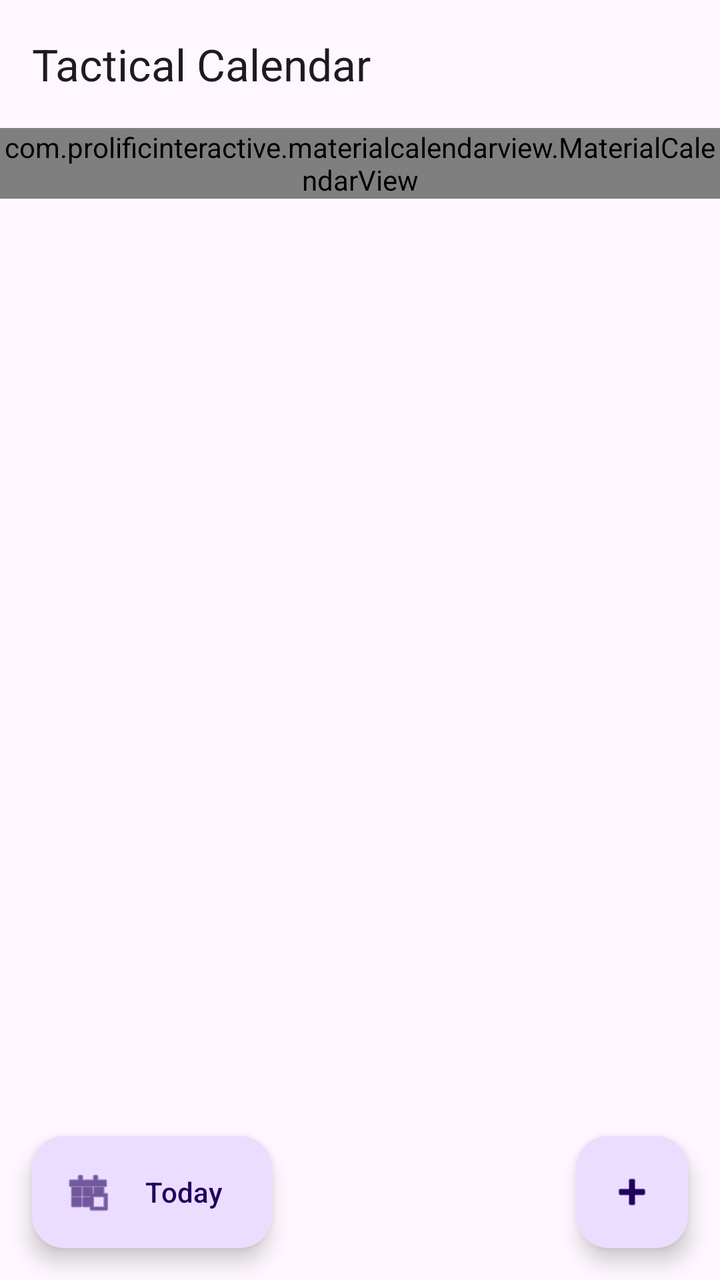
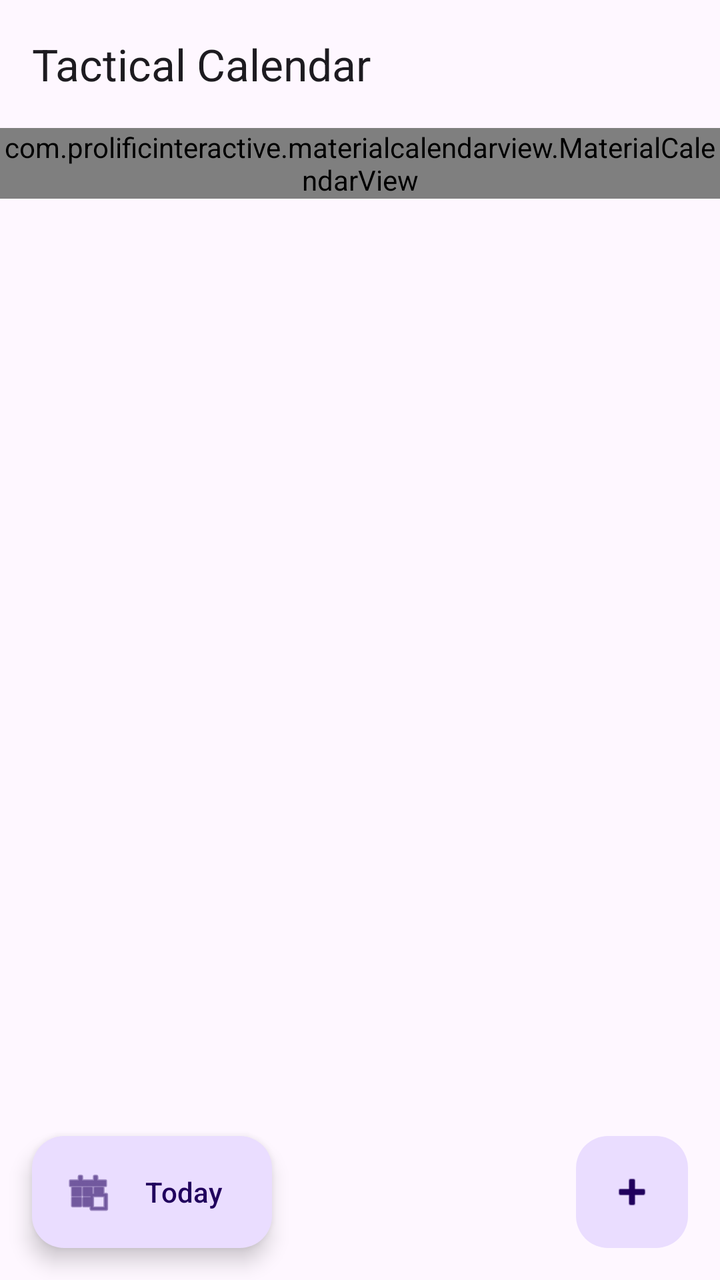

Screens rendered from an Android XML layout before and after an edit, with the pre-edit source and the edit as a unified diff.
<!-- AndroidManifest.xml: application theme Theme.TacticalCalendar -->
<!-- res/layout/activity_main.xml -->
<?xml version="1.0" encoding="utf-8"?>
<androidx.drawerlayout.widget.DrawerLayout xmlns:android="http://schemas.android.com/apk/res/android"
    xmlns:app="http://schemas.android.com/apk/res-auto"
    xmlns:tools="http://schemas.android.com/tools"
    android:id="@+id/drawerLayout"
    android:layout_width="match_parent"
    android:layout_height="match_parent"
    android:fitsSystemWindows="true"
    tools:context=".MainActivity">

    <androidx.coordinatorlayout.widget.CoordinatorLayout
        android:id="@+id/main"
        android:layout_width="match_parent"
        android:layout_height="match_parent">

        <com.google.android.material.appbar.AppBarLayout
            android:layout_width="match_parent"
            android:layout_height="wrap_content">

            <com.google.android.material.appbar.MaterialToolbar
                android:id="@+id/toolbar"
                android:layout_width="match_parent"
                android:layout_height="?attr/actionBarSize"
                app:title="Tactical Calendar" />

        </com.google.android.material.appbar.AppBarLayout>

        <androidx.constraintlayout.widget.ConstraintLayout
            android:layout_width="match_parent"
            android:layout_height="match_parent"
            app:layout_behavior="@string/appbar_scrolling_view_behavior">

            <com.prolificinteractive.materialcalendarview.MaterialCalendarView
                android:id="@+id/calendarView"
                android:layout_width="match_parent"
                android:layout_height="wrap_content"
                app:mcv_showOtherDates="all"
                app:layout_constraintTop_toTopOf="parent" />

            <androidx.recyclerview.widget.RecyclerView
                android:id="@+id/recyclerViewEntries"
                android:layout_width="match_parent"
                android:layout_height="0dp"
                app:layout_constraintBottom_toBottomOf="parent"
                app:layout_constraintTop_toBottomOf="@id/calendarView" />

        </androidx.constraintlayout.widget.ConstraintLayout>

        <com.google.android.material.floatingactionbutton.FloatingActionButton
            android:id="@+id/fabAddEntry"
            android:layout_width="wrap_content"
            android:layout_height="wrap_content"
            android:layout_gravity="bottom|end"
            android:layout_margin="16dp"
            app:shapeAppearanceOverlay="@style/ShapeAppearance.RoundedSquare"
            app:srcCompat="@android:drawable/ic_input_add" />

        <com.google.android.material.floatingactionbutton.ExtendedFloatingActionButton
            android:id="@+id/fabToday"
            android:layout_width="wrap_content"
            android:layout_height="wrap_content"
            android:layout_gravity="bottom|start"
            android:layout_margin="16dp"
            android:text="Today"
            app:shapeAppearanceOverlay="@style/ShapeAppearance.RoundedSquare"
            app:icon="@android:drawable/ic_menu_today" />

    </androidx.coordinatorlayout.widget.CoordinatorLayout>

    
    <com.google.android.material.navigation.NavigationView
        android:id="@+id/navView"
        android:layout_width="280dp"
        android:layout_height="match_parent"
        android:layout_gravity="end"
        android:padding="16dp">

        <LinearLayout
            android:layout_width="match_parent"
            android:layout_height="match_parent"
            android:orientation="vertical">

            <TextView
                android:layout_width="wrap_content"
                android:layout_height="wrap_content"
                android:text="Filtruj tagi"
                android:textSize="18sp"
                android:textStyle="bold"
                android:layout_marginBottom="16dp"/>

            <com.google.android.material.chip.Chip
                android:id="@+id/chipShowAll"
                style="@style/Widget.MaterialComponents.Chip.Filter"
                android:layout_width="wrap_content"
                android:layout_height="wrap_content"
                android:text="Show All"
                android:checked="true"/>

            <ScrollView
                android:layout_width="match_parent"
                android:layout_height="match_parent">
                <com.google.android.material.chip.ChipGroup
                    android:id="@+id/tagChipGroup"
                    android:layout_width="match_parent"
                    android:layout_height="wrap_content"
                    app:chipSpacingVertical="8dp">
                    
                </com.google.android.material.chip.ChipGroup>
            </ScrollView>
        </LinearLayout>
    </com.google.android.material.navigation.NavigationView>

</androidx.drawerlayout.widget.DrawerLayout>
<!-- resources referenced by this layout -->
<resources>
  <style name="ShapeAppearance.RoundedSquare" parent="">
          <item name="cornerFamily">rounded</item>
          <item name="cornerSize">16dp</item>
      </style>
  <style name="Theme.TacticalCalendar" parent="Base.Theme.TacticalCalendar" />
  <style name="Base.Theme.TacticalCalendar" parent="Theme.Material3.DayNight.NoActionBar">
          
          
      </style>
</resources>

<!-- the commit's change to res/layout/activity_main.xml (unified diff, before → after) -->
@@ -52,6 +52,9 @@
             android:layout_height="wrap_content"
             android:layout_gravity="bottom|end"
             android:layout_margin="16dp"
+            app:elevation="0dp"
+            app:pressedTranslationZ="0dp"
+            app:borderWidth="0dp"
             app:shapeAppearanceOverlay="@style/ShapeAppearance.RoundedSquare"
             app:srcCompat="@android:drawable/ic_input_add" />
 
@@ -62,6 +65,9 @@
             android:layout_gravity="bottom|start"
             android:layout_margin="16dp"
             android:text="Today"
+            app:elevation="0dp"
+            app:pressedTranslationZ="0dp"
+            app:borderWidth="0dp"
             app:shapeAppearanceOverlay="@style/ShapeAppearance.RoundedSquare"
             app:icon="@android:drawable/ic_menu_today" />
 
